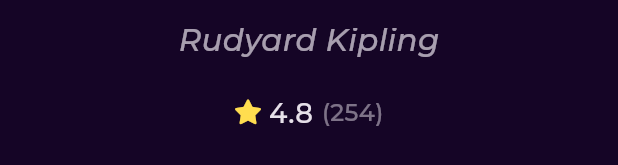
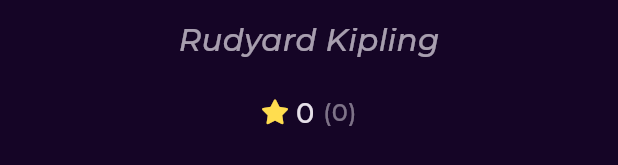
Before and after one commit to MohamedHussein20/bookly_app_clean_arch, a Flutter app: the BookDetailsSection widget shown alone on an empty page, opened directly, on a phone screen of 412 x 824 dp. Shown: the part 588-753 px from the top of the screen. Run offline on Flutter 3.47's test engine with Material 3 defaults, Android fonts, the phone set to English and light mode, and no system bars; drawn by our look-alikes of cached_network_image; our stand-ins replace dartz, dio, equatable, flutter_bloc, flutter_screenutil, flutter_svg and 6 more; accounts and stored records are empty; network calls fail.

Commit message:
display newest books data

```diff
--- a/lib/features/home/data/models/book_model/book_model.dart
+++ b/lib/features/home/data/models/book_model/book_model.dart
@@ -29,7 +29,7 @@ class BookModel extends BookEntity {
           image: volumeInfo?.imageLinks?.thumbnail ?? '',
           title: volumeInfo?.title ?? '',
           authorName: volumeInfo?.authors?.first,
-         price: 0.0,
+          ratingCount: volumeInfo?.ratingsCount,
           rating: volumeInfo?.averageRating,
         );
 
@@ -38,7 +38,8 @@ class BookModel extends BookEntity {
         id: json['id'] as String?,
         etag: json['etag'] as String?,
         selfLink: json['selfLink'] as String?,
-    volumeInfo: VolumeInfo.fromJson(json['volumeInfo'] as Map<String, dynamic>),
+        volumeInfo:
+            VolumeInfo.fromJson(json['volumeInfo'] as Map<String, dynamic>),
         saleInfo: json['saleInfo'] == null
             ? null
             : SaleInfo.fromJson(json['saleInfo'] as Map<String, dynamic>),
--- a/lib/features/home/domain/entities/book_entity.dart
+++ b/lib/features/home/domain/entities/book_entity.dart
@@ -1,5 +1,6 @@
 import 'package:hive/hive.dart';
 part 'book_entity.g.dart';
+
 @HiveType(typeId: 0)
 class BookEntity {
   @HiveField(0)
@@ -11,7 +12,7 @@ class BookEntity {
   @HiveField(3)
   final String? authorName;
   @HiveField(4)
-  final num? price;
+  final num? ratingCount;
   @HiveField(5)
   final num? rating;
 
@@ -20,7 +21,7 @@ class BookEntity {
     required this.image,
     required this.title,
     required this.authorName,
-    required this.price,
+    required this.ratingCount,
     required this.rating,
   });
 }
--- a/lib/features/home/presentation/views/widgets/book_details_section.dart
+++ b/lib/features/home/presentation/views/widgets/book_details_section.dart
@@ -38,7 +38,7 @@ class BookDetailsSection extends StatelessWidget {
         SizedBox(
           height: 18.h,
         ),
-        const BookRating(mainAxisAlignment: MainAxisAlignment.center),
+        const BookRating(mainAxisAlignment: MainAxisAlignment.center, rating: 0, ratingCount: 0,),
       ],
     );
   }
--- a/lib/features/home/presentation/views/widgets/book_rating.dart
+++ b/lib/features/home/presentation/views/widgets/book_rating.dart
@@ -7,8 +7,12 @@ class BookRating extends StatelessWidget {
   const BookRating({
     super.key,
     this.mainAxisAlignment = MainAxisAlignment.start,
+    required this.rating,
+    required this.ratingCount,
   });
   final MainAxisAlignment mainAxisAlignment;
+  final num rating;
+  final num ratingCount;
   @override
   Widget build(BuildContext context) {
     return Row(
@@ -23,7 +27,7 @@ class BookRating extends StatelessWidget {
           width: 6.w,
         ),
         Text(
-          "4.8",
+          rating.toString(),
           style: Styles.textStyle16,
         ),
         SizedBox(
@@ -32,7 +36,7 @@ class BookRating extends StatelessWidget {
         Opacity(
           opacity: 0.5,
           child: Text(
-            "(254)",
+            "($ratingCount)",
             style: Styles.textStyle14.copyWith(
               fontWeight: FontWeight.w500,
             ),
--- a/lib/features/home/presentation/views/widgets/home_view_body.dart
+++ b/lib/features/home/presentation/views/widgets/home_view_body.dart
@@ -1,7 +1,7 @@
 import 'package:bookly_app/core/utils/styles.dart';
 import 'package:bookly_app/features/home/presentation/views/widgets/featured_books_list_view_bloc_builder.dart';
-import 'package:bookly_app/features/home/presentation/views/widgets/newest_books_list_view.dart';
 import 'package:bookly_app/features/home/presentation/views/widgets/custom_app_bar.dart';
+import 'package:bookly_app/features/home/presentation/views/widgets/newest_books_list_view_bloc_builder.dart';
 import 'package:flutter/material.dart';
 import 'package:flutter_screenutil/flutter_screenutil.dart';
 
@@ -32,7 +32,7 @@ class HomeViewBody extends StatelessWidget {
               height: 20.h,
             ),
           ),
-          const NewestBooksListView(),
+          const NewestBooksListViewBlocBuilder(),
         ],
       ),
     );
```
Also changed, not shown: lib/features/home/presentation/views/widgets/book_list_view_item.dart (+25 -14 lines), lib/features/home/presentation/views/widgets/newest_books_list_view.dart (+10 -3 lines), lib/features/home/presentation/views/widgets/newest_books_list_view_bloc_builder.dart (added, +28 -0 lines), lib/features/search/presentation/views/widgets/search_result_list_view.dart (+7 -1 lines), lib/features/home/domain/entities/book_entity.g.dart. Lines whose indentation alone changed are shown as unchanged.
